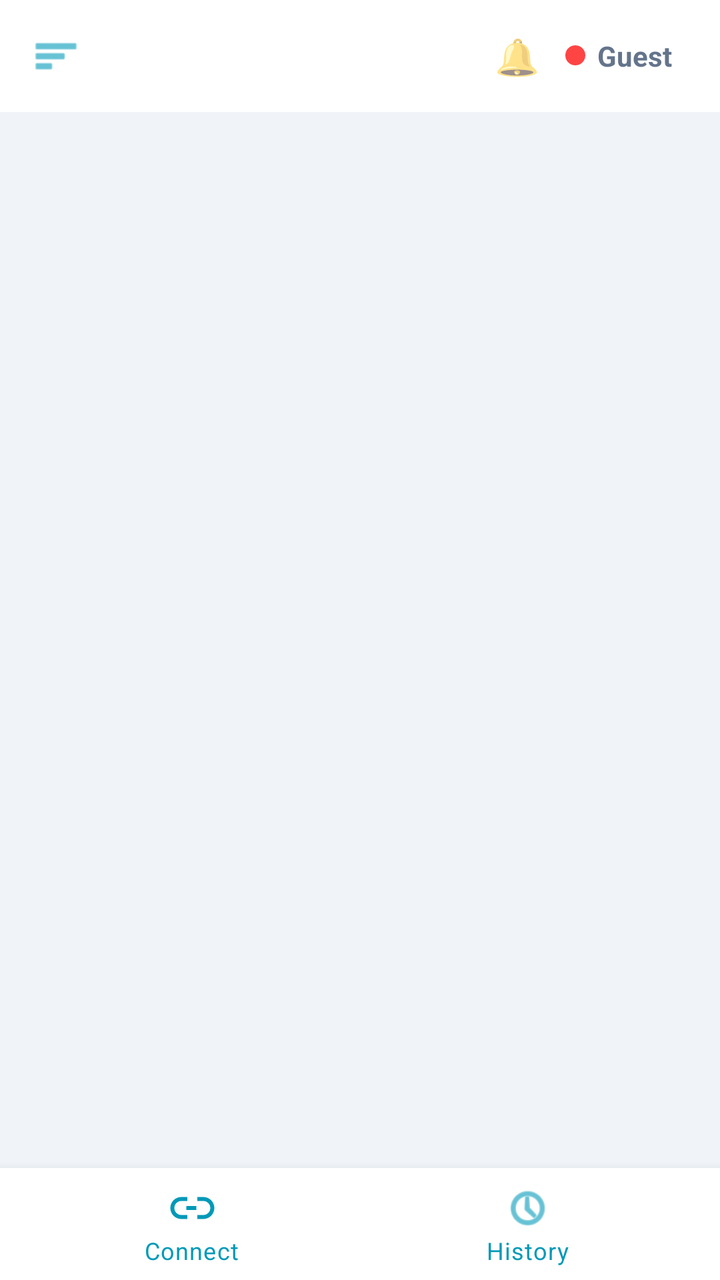
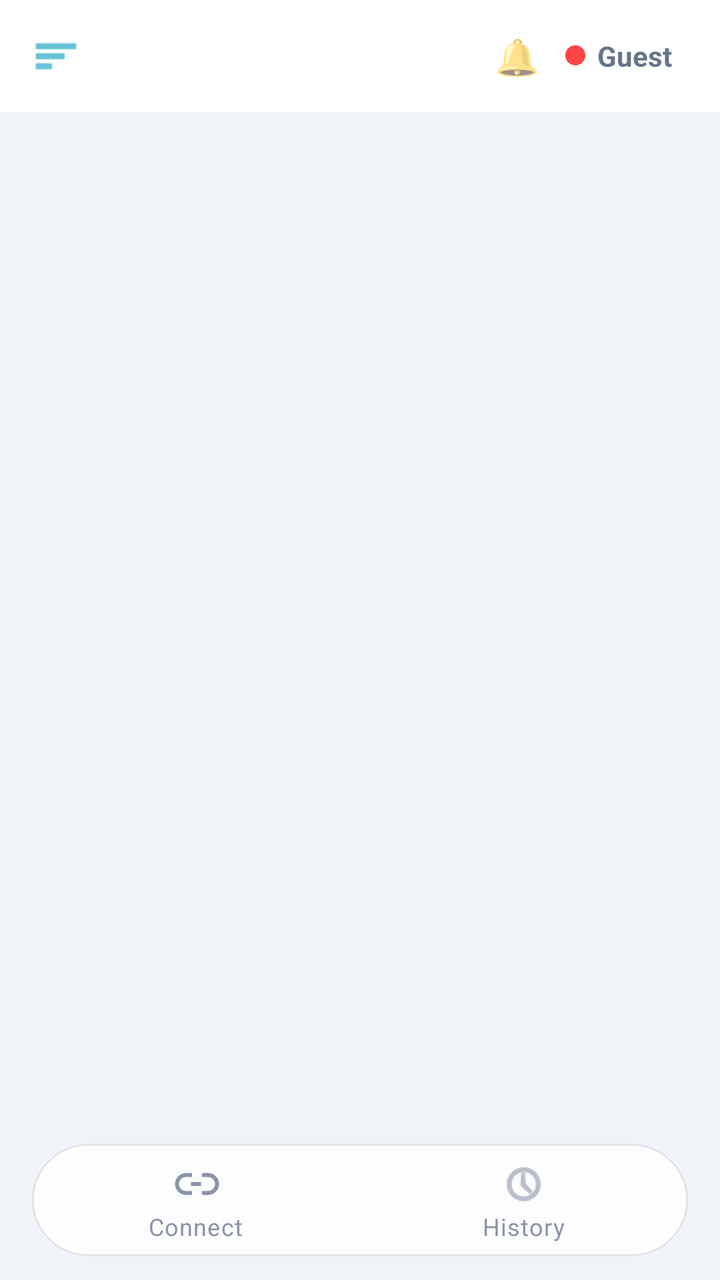

An Android layout rendered at two revisions. The XML below is the earlier revision; the diff shows what the commit changed to produce the second picture.
<!-- AndroidManifest.xml: activity theme Theme.DataBridge -->
<!-- res/layout/activity_main.xml -->
<?xml version="1.0" encoding="utf-8"?>
<androidx.drawerlayout.widget.DrawerLayout xmlns:android="http://schemas.android.com/apk/res/android"
    xmlns:app="http://schemas.android.com/apk/res-auto"
    android:id="@+id/drawer_layout"
    android:layout_width="match_parent"
    android:layout_height="match_parent"
    android:background="@color/theme_bg_app">

    
    <androidx.constraintlayout.widget.ConstraintLayout
        android:layout_width="match_parent"
        android:layout_height="match_parent">

        <LinearLayout
            android:id="@+id/topBar"
            android:layout_width="0dp"
            android:layout_height="56dp"
            android:background="@color/theme_bg_card"
            android:orientation="horizontal"
            android:gravity="center_vertical"
            android:paddingStart="8dp"
            android:paddingEnd="16dp"
            app:layout_constraintTop_toTopOf="parent"
            app:layout_constraintStart_toStartOf="parent"
            app:layout_constraintEnd_toEndOf="parent">

            
            <ImageView
                android:id="@+id/ivMenuToggle"
                android:layout_width="40dp"
                android:layout_height="40dp"
                android:src="@android:drawable/ic_menu_sort_by_size"
                android:contentDescription="Open Menu"
                android:padding="8dp"
                android:clickable="true"
                android:focusable="true"
                android:background="?attr/selectableItemBackgroundBorderless"
                android:layout_marginEnd="4dp"
                app:tint="@color/theme_text_accent" />

            
            <ImageView
                android:id="@+id/ivAppLogo"
                android:layout_width="30dp"
                android:layout_height="30dp"
                android:src="@mipmap/ic_launcher"
                android:contentDescription="DataBridge Logo"
                android:layout_marginEnd="4dp" />

            
            <View android:layout_width="0dp" android:layout_height="1dp" android:layout_weight="1" />

            
            <FrameLayout
                android:id="@+id/layoutNotifBell"
                android:layout_width="40dp"
                android:layout_height="40dp"
                android:layout_marginEnd="4dp"
                android:clickable="true"
                android:focusable="true"
                android:background="?attr/selectableItemBackgroundBorderless">

                <TextView
                    android:layout_width="wrap_content"
                    android:layout_height="wrap_content"
                    android:text="🔔"
                    android:textSize="18sp"
                    android:layout_gravity="center" />

                <TextView
                    android:id="@+id/tvNotifBadge"
                    android:layout_width="18dp"
                    android:layout_height="18dp"
                    android:text="0"
                    android:textSize="9sp"
                    android:textColor="@android:color/white"
                    android:gravity="center"
                    android:fontFamily="sans-serif-medium"
                    android:background="@drawable/circle_red"
                    android:layout_gravity="top|end"
                    android:visibility="gone" />
            </FrameLayout>

            
            <LinearLayout
                android:layout_width="wrap_content"
                android:layout_height="wrap_content"
                android:orientation="horizontal"
                android:gravity="center_vertical">

                <View
                    android:id="@+id/statusDot"
                    android:layout_width="10dp"
                    android:layout_height="10dp"
                    android:background="@drawable/circle_red"
                    android:layout_marginEnd="6dp" />

                <TextView
                    android:id="@+id/tvTopBarUser"
                    android:layout_width="wrap_content"
                    android:layout_height="wrap_content"
                    android:text="Guest"
                    android:textColor="@color/theme_text_secondary"
                    android:textSize="14sp"
                    android:textStyle="bold"
                    android:layout_marginEnd="8dp" />

                <ImageView
                    android:id="@+id/ivUserAvatar"
                    android:layout_width="28dp"
                    android:layout_height="28dp"
                    android:contentDescription="User Avatar"
                    android:visibility="gone" />

            </LinearLayout>
        </LinearLayout>

        <FrameLayout android:id="@+id/container" android:layout_width="0dp" android:layout_height="0dp"
            app:layout_constraintTop_toBottomOf="@id/topBar"
            app:layout_constraintBottom_toTopOf="@id/bottom_nav"
            app:layout_constraintStart_toStartOf="parent"
            app:layout_constraintEnd_toEndOf="parent"/>

        
        <LinearLayout
            android:id="@+id/layoutFragmentLoading"
            android:layout_width="0dp"
            android:layout_height="0dp"
            android:orientation="vertical"
            android:gravity="center"
            android:background="@color/theme_bg_app"
            android:visibility="gone"
            android:elevation="4dp"
            app:layout_constraintTop_toBottomOf="@id/topBar"
            app:layout_constraintBottom_toTopOf="@id/bottom_nav"
            app:layout_constraintStart_toStartOf="parent"
            app:layout_constraintEnd_toEndOf="parent">

            <ProgressBar
                android:layout_width="40dp"
                android:layout_height="40dp"
                android:indeterminate="true"
                android:indeterminateTint="#E8380D" />

        </LinearLayout>

        <com.google.android.material.bottomnavigation.BottomNavigationView
            android:id="@+id/bottom_nav"
            android:layout_width="0dp"
            android:layout_height="wrap_content"
            android:background="@color/theme_bg_card"
            app:itemIconTint="@color/theme_text_accent"
            app:itemTextColor="@color/theme_text_accent"
            app:labelVisibilityMode="labeled"
            app:menu="@menu/bottom_nav_menu"
            app:layout_constraintBottom_toBottomOf="parent"
            app:layout_constraintStart_toStartOf="parent"
            app:layout_constraintEnd_toEndOf="parent"/>
    </androidx.constraintlayout.widget.ConstraintLayout>

    
    <com.google.android.material.navigation.NavigationView
        android:id="@+id/nav_view"
        android:layout_width="280dp"
        android:layout_height="match_parent"
        android:layout_gravity="start"
        android:background="@color/theme_bg_app"
        app:itemIconTint="@color/theme_text_accent"
        app:itemTextColor="@color/theme_text_primary"
        app:headerLayout="@layout/nav_drawer_header"
        app:menu="@menu/drawer_menu"/>

    
    <LinearLayout
        android:id="@+id/layoutNoInternet"
        android:layout_width="match_parent"
        android:layout_height="match_parent"
        android:layout_gravity="center"
        android:orientation="vertical"
        android:gravity="center"
        android:background="@color/theme_bg_app"
        android:visibility="gone"
        android:elevation="10dp"
        android:padding="32dp">

        <TextView
            android:layout_width="wrap_content"
            android:layout_height="wrap_content"
            android:text="📡"
            android:textSize="56sp"
            android:layout_marginBottom="16dp" />

        <TextView
            android:layout_width="wrap_content"
            android:layout_height="wrap_content"
            android:text="No Internet Connection"
            android:textSize="18sp"
            android:textStyle="bold"
            android:textColor="@color/theme_text_primary"
            android:gravity="center"
            android:layout_marginBottom="8dp" />

        <TextView
            android:layout_width="wrap_content"
            android:layout_height="wrap_content"
            android:text="No internet connection. It will start automatically when the connection is back."
            android:textSize="13sp"
            android:textColor="@color/theme_text_muted"
            android:gravity="center"
            android:lineSpacingMultiplier="1.4" />

    </LinearLayout>

</androidx.drawerlayout.widget.DrawerLayout>
<!-- res/layout/nav_drawer_header.xml (included above) -->
<?xml version="1.0" encoding="utf-8"?>
<RelativeLayout
    xmlns:android="http://schemas.android.com/apk/res/android"
    xmlns:app="http://schemas.android.com/apk/res-auto"
    android:layout_width="match_parent"
    android:layout_height="200dp"
    android:background="@color/theme_bg_card">

    
    <com.cloudx.databridge.DarkModeToggleView
        android:id="@+id/darkModeToggle"
        android:layout_width="60dp"
        android:layout_height="30dp"
        android:layout_alignParentEnd="true"
        android:layout_alignParentTop="true"
        android:layout_marginTop="12dp"
        android:layout_marginEnd="14dp"/>

    
    <LinearLayout
        android:id="@+id/layoutDrawerPushRow"
        android:layout_width="wrap_content"
        android:layout_height="wrap_content"
        android:orientation="horizontal"
        android:gravity="center_vertical|end"
        android:layout_alignParentEnd="true"
        android:layout_below="@id/darkModeToggle"
        android:layout_marginTop="2dp"
        android:layout_marginEnd="14dp"
        android:visibility="gone">

        <TextView
            android:id="@+id/tvDrawerPushStatus"
            android:layout_width="wrap_content"
            android:layout_height="wrap_content"
            android:text=""
            android:textColor="@color/theme_text_muted"
            android:textSize="9sp"
            android:clickable="true"
            android:focusable="true"
            android:visibility="gone"/>

        <TextView
            android:id="@+id/btnDrawerPushEye"
            android:layout_width="wrap_content"
            android:layout_height="wrap_content"
            android:minWidth="32dp"
            android:minHeight="32dp"
            android:gravity="center"
            android:text="👁"
            android:textSize="11sp"
            android:clickable="true"
            android:focusable="true"
            android:background="?attr/selectableItemBackgroundBorderless"
            android:contentDescription="Check push token status"/>

    </LinearLayout>

    
    <LinearLayout
        android:layout_width="match_parent"
        android:layout_height="match_parent"
        android:gravity="bottom"
        android:orientation="vertical"
        android:padding="16dp">

        
        <ImageView
            android:id="@+id/ivDrawerAvatar"
            android:layout_width="56dp"
            android:layout_height="56dp"
            android:src="@android:drawable/ic_menu_myplaces"
            android:contentDescription="User Avatar"
            android:layout_marginBottom="8dp"/>

        
        <TextView
            android:id="@+id/tvDrawerUserName"
            android:layout_width="wrap_content"
            android:layout_height="wrap_content"
            android:text="User Name"
            android:textColor="@color/theme_text_primary"
            android:textSize="15sp"
            android:textStyle="bold"/>

        
        <TextView
            android:id="@+id/tvDrawerRoleBadge"
            android:layout_width="wrap_content"
            android:layout_height="wrap_content"
            android:text=""
            android:textColor="@color/theme_text_accent"
            android:textSize="11sp"
            android:textAllCaps="true"
            android:letterSpacing="0.08"
            android:paddingStart="8dp"
            android:paddingEnd="8dp"
            android:paddingTop="2dp"
            android:paddingBottom="2dp"
            android:layout_marginTop="3dp"
            android:background="@drawable/bg_role_badge"
            android:visibility="gone"/>

        
        <TextView
            android:id="@+id/tvDrawerEmpSysId"
            android:layout_width="wrap_content"
            android:layout_height="wrap_content"
            android:text=""
            android:textColor="@color/theme_text_secondary"
            android:textSize="10sp"
            android:layout_marginTop="3dp"
            android:visibility="gone"/>

        

        
        <TextView
            android:id="@+id/tvDrawerEmployeeId"
            android:layout_width="wrap_content"
            android:layout_height="wrap_content"
            android:text="Login to enable cloud sync"
            android:textColor="@color/theme_text_secondary"
            android:textSize="11sp"
            android:layout_marginTop="3dp"/>

        
        <LinearLayout
            android:id="@+id/layoutBranchSwitcher"
            android:layout_width="wrap_content"
            android:layout_height="wrap_content"
            android:orientation="horizontal"
            android:gravity="center_vertical"
            android:layout_marginTop="6dp"
            android:clickable="true"
            android:focusable="true"
            android:background="?attr/selectableItemBackground"
            android:padding="4dp"
            android:visibility="gone">

            <TextView
                android:id="@+id/tvDrawerBranchName"
                android:layout_width="wrap_content"
                android:layout_height="wrap_content"
                android:text=""
                android:textColor="@color/theme_text_accent"
                android:textSize="12sp"/>

            <ImageView
                android:id="@+id/ivBranchDropdownArrow"
                android:layout_width="12dp"
                android:layout_height="12dp"
                android:src="@android:drawable/arrow_down_float"
                android:contentDescription="Switch Branch"
                android:layout_marginStart="4dp"
                app:tint="@color/theme_text_accent"/>
        </LinearLayout>

    </LinearLayout>

    
    <LinearLayout
        android:layout_width="wrap_content"
        android:layout_height="wrap_content"
        android:orientation="vertical"
        android:gravity="end"
        android:layout_alignParentEnd="true"
        android:layout_alignParentBottom="true"
        android:layout_marginEnd="14dp"
        android:layout_marginBottom="12dp">

        <TextView
            android:id="@+id/btnCopyUid"
            android:layout_width="wrap_content"
            android:layout_height="wrap_content"
            android:text="Your UID"
            android:textColor="@color/theme_text_muted"
            android:textSize="9sp"
            android:drawableEnd="@drawable/ic_copy"
            android:drawablePadding="3dp"
            android:gravity="center_vertical|end"
            android:paddingTop="2dp"
            android:paddingBottom="2dp"
            android:clickable="true"
            android:focusable="true"
            android:background="?attr/selectableItemBackgroundBorderless"
            android:visibility="gone"/>

        <TextView
            android:id="@+id/tvDrawerLastActive"
            android:layout_width="wrap_content"
            android:layout_height="wrap_content"
            android:text=""
            android:textColor="@color/theme_text_muted"
            android:textSize="9sp"
            android:gravity="end"
            android:layout_marginTop="1dp"
            android:visibility="gone"/>

    </LinearLayout>

</RelativeLayout>
<!-- resources referenced by this layout -->
<resources>
  <color name="theme_bg_app">#f0f4f8</color>
  <color name="theme_bg_card">#ffffff</color>
  <color name="theme_text_accent">#0099b8</color>
  <color name="theme_text_muted">#94a3b8</color>
  <color name="theme_text_primary">#0f172a</color>
  <color name="theme_text_secondary">#64748b</color>
  <!-- drawable bg_role_badge (drawable) -->
  <?xml version="1.0" encoding="utf-8"?>
  <shape xmlns:android="http://schemas.android.com/apk/res/android"
      android:shape="rectangle">
      <solid android:color="#1e3a5f" />
      <corners android:radius="10dp" />
  </shape>
  <!-- drawable circle_red (drawable) -->
  <?xml version="1.0" encoding="utf-8"?>
  <shape xmlns:android="http://schemas.android.com/apk/res/android" android:shape="oval">
      <solid android:color="#ff4444" />
      <size android:width="10dp" android:height="10dp" />
  </shape>
  <!-- drawable ic_copy (drawable) -->
  <?xml version="1.0" encoding="utf-8"?>
  <vector xmlns:android="http://schemas.android.com/apk/res/android"
      android:width="16dp"
      android:height="16dp"
      android:viewportWidth="24"
      android:viewportHeight="24">
      <path
          android:fillColor="#00000000"
          android:strokeColor="#888888"
          android:strokeWidth="2"
          android:pathData="M16,1H4C2.9,1 2,1.9 2,3v14h2V3h12V1z"/>
      <path
          android:fillColor="#00000000"
          android:strokeColor="#888888"
          android:strokeWidth="2"
          android:pathData="M19,5H8C6.9,5 6,5.9 6,7v14c0,1.1 0.9,2 2,2h11c1.1,0 2,-0.9 2,-2V7C22,5.9 21.1,5 19,5z"/>
  </vector>
  <!-- mipmap ic_launcher (mipmap-anydpi-v26) -->
  <?xml version="1.0" encoding="utf-8"?>
  <adaptive-icon xmlns:android="http://schemas.android.com/apk/res/android">
      <background android:drawable="@color/ic_launcher_background"/>
      <foreground android:drawable="@mipmap/ic_launcher_foreground"/>
  </adaptive-icon>
  <style name="Theme.DataBridge" parent="Theme.MaterialComponents.DayNight.NoActionBar">
      <item name="colorPrimary">#00d4ff</item>
      <item name="colorPrimaryVariant">#16213e</item>
      <item name="colorOnPrimary">#ffffff</item>
      <item name="colorSecondary">#00d4ff</item>
      <item name="android:statusBarColor">#1a1a2e</item>
  </style>
  <color name="ic_launcher_background">#FFFFFF</color>
</resources>

<!-- the commit's change to res/layout/activity_main.xml (unified diff, before → after) -->
@@ -148,9 +148,14 @@
             android:id="@+id/bottom_nav"
             android:layout_width="0dp"
             android:layout_height="wrap_content"
-            android:background="@color/theme_bg_card"
-            app:itemIconTint="@color/theme_text_accent"
-            app:itemTextColor="@color/theme_text_accent"
+            android:layout_marginStart="16dp"
+            android:layout_marginEnd="16dp"
+            android:layout_marginBottom="12dp"
+            android:background="@drawable/bg_bottom_nav_glass"
+            android:elevation="12dp"
+            app:itemIconTint="@color/bottom_nav_item"
+            app:itemTextColor="@color/bottom_nav_item"
+            app:itemActiveIndicatorStyle="@style/BottomNavPill"
             app:labelVisibilityMode="labeled"
             app:menu="@menu/bottom_nav_menu"
             app:layout_constraintBottom_toBottomOf="parent"
<!-- resource entries referenced after the edit -->
@@ -6,6 +6,32 @@
   <color name="theme_text_muted">#94a3b8</color>
   <color name="theme_text_primary">#0f172a</color>
   <color name="theme_text_secondary">#64748b</color>
+  <!-- drawable bg_bottom_nav_glass (drawable) -->
+  <?xml version="1.0" encoding="utf-8"?>
+  <layer-list xmlns:android="http://schemas.android.com/apk/res/android">
+      <item>
+          <shape android:shape="rectangle">
+              <corners android:radius="28dp" />
+              <solid android:color="#DCFFFFFF" />
+              <stroke
+                  android:width="1dp"
+                  android:color="#14000000" />
+          </shape>
+      </item>
+      <item
+          android:left="1dp"
+          android:top="1dp"
+          android:right="1dp"
+          android:bottom="1dp">
+          <shape android:shape="rectangle">
+              <corners android:radius="27dp" />
+              <solid android:color="#00FFFFFF" />
+              <stroke
+                  android:width="1dp"
+                  android:color="#4DFFFFFF" />
+          </shape>
+      </item>
+  </layer-list>
   <!-- drawable bg_role_badge (drawable) -->
   <?xml version="1.0" encoding="utf-8"?>
   <shape xmlns:android="http://schemas.android.com/apk/res/android"
@@ -43,6 +69,9 @@
       <background android:drawable="@color/ic_launcher_background"/>
       <foreground android:drawable="@mipmap/ic_launcher_foreground"/>
   </adaptive-icon>
+  <style name="BottomNavPill">
+          <item name="android:background">@drawable/bottom_nav_pill</item>
+      </style>
   <style name="Theme.DataBridge" parent="Theme.MaterialComponents.DayNight.NoActionBar">
       <item name="colorPrimary">#00d4ff</item>
       <item name="colorPrimaryVariant">#16213e</item>
@@ -51,5 +80,12 @@
       <item name="android:statusBarColor">#1a1a2e</item>
   </style>
   <color name="ic_launcher_background">#FFFFFF</color>
+  <!-- drawable bottom_nav_pill (drawable) -->
+  <?xml version="1.0" encoding="utf-8"?>
+  <shape xmlns:android="http://schemas.android.com/apk/res/android"
+      android:shape="rectangle">
+      <corners android:radius="18dp" />
+      <solid android:color="#240099B8" />
+  </shape>
 </resources>
 
